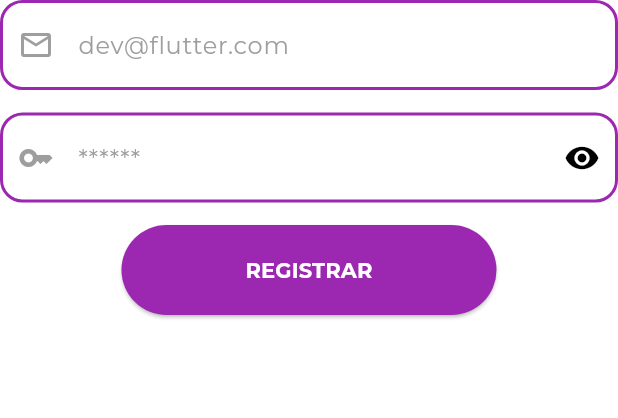
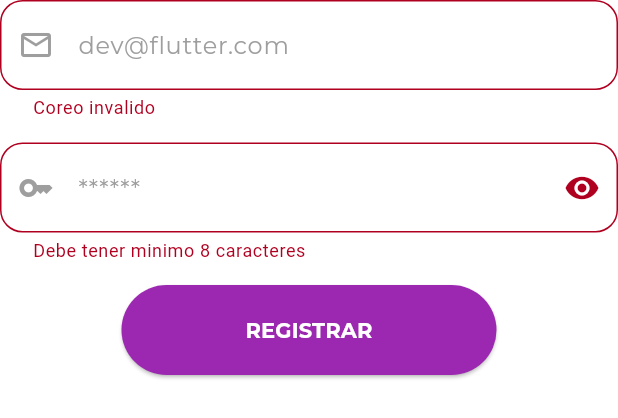
Before and after one commit to xdreamer02/Proyecto-flutter, a Flutter app: what _form() shows on an empty page, opened directly, after a tap on "REGISTRAR", on a phone screen of 412 x 824 dp. Shown: the top 418 px of the screen. Run offline on Flutter 3.47's test engine with Material 2 defaults, Android fonts, the phone set to English and light mode, and no system bars; our stand-ins replace flutter_secure_storage, google_fonts, lottie, shared_preferences; accounts and stored records are empty; network calls fail.

Commit message:
fixed-register

```diff
--- a/proy_flutter/lib/services/auth_service.dart
+++ b/proy_flutter/lib/services/auth_service.dart
@@ -7,7 +7,7 @@ class AuthService extends ChangeNotifier {
   final String _baseUrl = 'identitytoolkit.googleapis.com';
   final String _firebaseKey = 'AIzaSyBlou9QCyI3LoflP21stc0rv-l9zPX-OVo';
 
-  final storage = FlutterSecureStorage();
+  final storage = const FlutterSecureStorage();
 
   //Registrar nuevo usuario
   Future<String?> createUser(String email, String password) async {
--- a/proy_flutter/lib/views/register_screen.dart
+++ b/proy_flutter/lib/views/register_screen.dart
@@ -45,8 +45,7 @@ class registerScreen extends StatelessWidget {
                       height: 20,
                     ),
                     ChangeNotifierProvider(
-                        create: (context) => LoginProvider(),
-                        child: const _form()),
+                        create: (context) => LoginProvider(), child: _form()),
                     TextButton(
                         onPressed: () {
                           Navigator.pushReplacementNamed(
@@ -70,31 +69,6 @@ class registerScreen extends StatelessWidget {
   }
 }
 
-InputDecoration _buildDecoration({
-  final String? hintText,
-  final Widget? prefixIcon,
-  final Widget? suffixIcon,
-}) {
-  return InputDecoration(
-      enabledBorder: OutlineInputBorder(
-          borderSide: const BorderSide(width: 2, color: Colors.purple),
-          borderRadius: BorderRadius.circular(15)),
-      focusedBorder: OutlineInputBorder(
-          borderSide: const BorderSide(width: 2, color: Colors.purple),
-          borderRadius: BorderRadius.circular(15)),
-      border: OutlineInputBorder(
-        borderSide: const BorderSide(width: 2, color: Colors.purple),
-        borderRadius: BorderRadius.circular(15),
-      ),
-      filled: true,
-      fillColor: Colors.white,
-      hintText: hintText,
-      hintStyle: GoogleFonts.montserrat(color: Colors.grey),
-      prefixIcon: prefixIcon,
-      suffixIcon: suffixIcon,
-      contentPadding: const EdgeInsets.all(18));
-}
-
 class _form extends StatefulWidget {
   const _form({super.key});
 
@@ -116,6 +90,7 @@ class __formState extends State<_form> {
     final loginProvider = Provider.of<LoginProvider>(context);
     return SizedBox(
       child: Form(
+          key: loginProvider.formKey,
           child: Column(
             children: [
               TextFormField(
@@ -149,8 +124,9 @@ class __formState extends State<_form> {
                       color: Colors.grey,
                     ),
                     suffixIcon: InkWell(
-                  child: Icon(
-                      _isPassword ? Icons.visibility : Icons.visibility_off),
+                      child: Icon(_isPassword
+                          ? Icons.visibility
+                          : Icons.visibility_off),
                       onTap: () {
                         _viewPassword();
                       },
@@ -187,7 +163,8 @@ class __formState extends State<_form> {
 
                           loginProvider.isLoading = true;
 
-                      final String? errorMessage = await authService.createUser(
+                          final String? errorMessage =
+                              await authService.createUser(
                                   loginProvider.email, loginProvider.password);
 
                           if (errorMessage == null) {
@@ -215,3 +192,28 @@ class __formState extends State<_form> {
     );
   }
 }
+
+InputDecoration _buildDecoration({
+  final String? hintText,
+  final Widget? prefixIcon,
+  final Widget? suffixIcon,
+}) {
+  return InputDecoration(
+      enabledBorder: OutlineInputBorder(
+          borderSide: const BorderSide(width: 2, color: Colors.purple),
+          borderRadius: BorderRadius.circular(15)),
+      focusedBorder: OutlineInputBorder(
+          borderSide: const BorderSide(width: 2, color: Colors.purple),
+          borderRadius: BorderRadius.circular(15)),
+      border: OutlineInputBorder(
+        borderSide: const BorderSide(width: 2, color: Colors.purple),
+        borderRadius: BorderRadius.circular(15),
+      ),
+      filled: true,
+      fillColor: Colors.white,
+      hintText: hintText,
+      hintStyle: GoogleFonts.montserrat(color: Colors.grey),
+      prefixIcon: prefixIcon,
+      suffixIcon: suffixIcon,
+      contentPadding: const EdgeInsets.all(18));
+}
```
Lines whose indentation alone changed are shown as unchanged.
